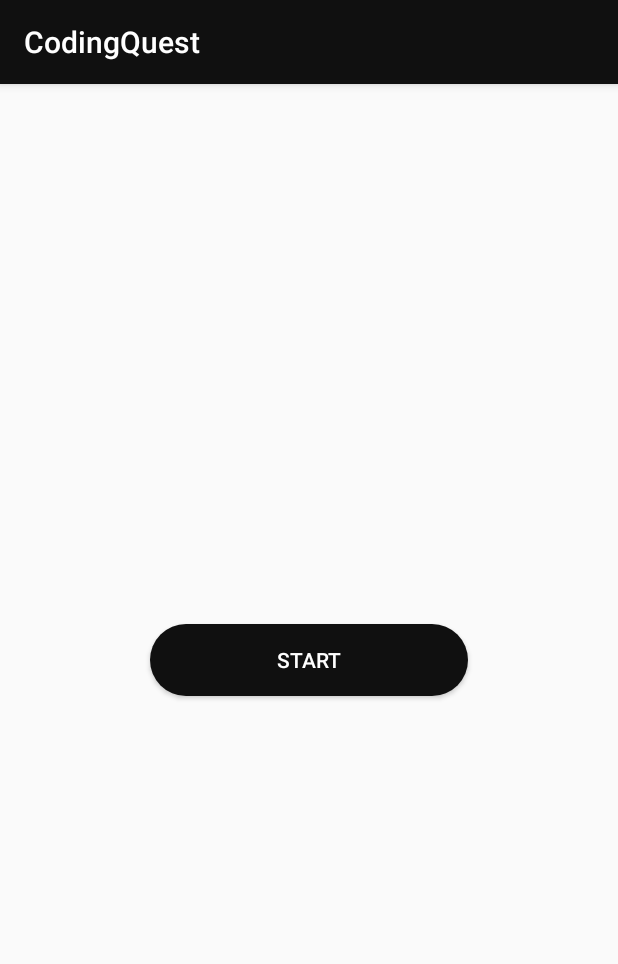
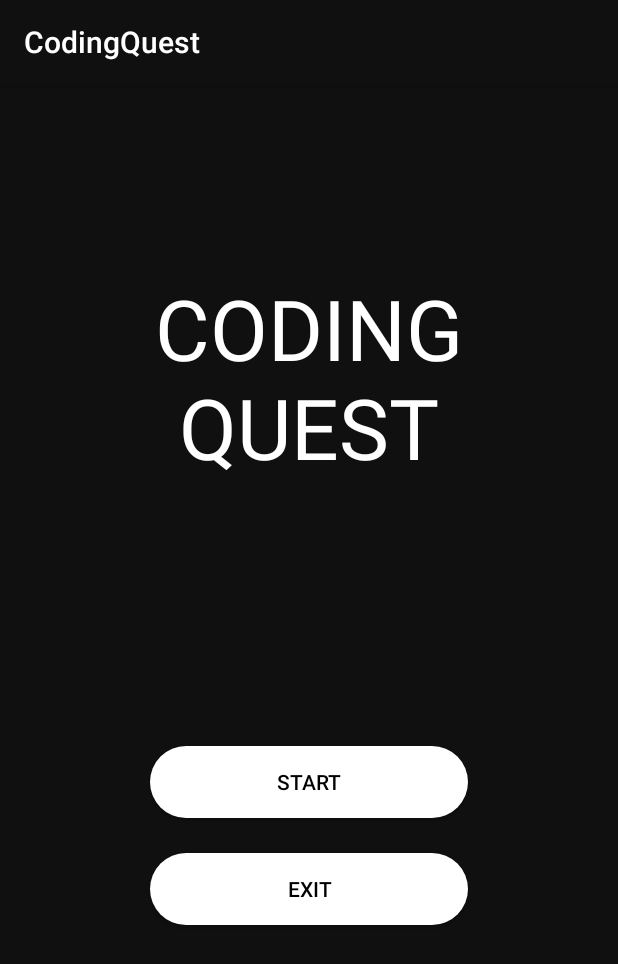
Before and after one commit to LinqCod/coding-quest, an Android app: the screen it shows after launch (MainActivity), on a phone screen of 412 x 824 dp. Shown: the top 964 px of the screen. Run offline under Robolectric (Android 15) with nearby library versions, the light colour scheme and no system bars.

Commit message:
final-version-beta-0.1

```diff
--- a/app/src/main/java/com/linqcod/codingquest/MainActivity.java
+++ b/app/src/main/java/com/linqcod/codingquest/MainActivity.java
@@ -15,6 +15,7 @@ public class MainActivity extends AppCompatActivity {
         setContentView(R.layout.activity_main);
 
         Button startBtn = findViewById(R.id.startBtn);
+        Button exitBtn = findViewById(R.id.exitBtn);
 
         startBtn.setOnClickListener(new View.OnClickListener() {
             @Override
@@ -23,5 +24,12 @@ public class MainActivity extends AppCompatActivity {
                 startActivity(intent);
             }
         });
+
+        exitBtn.setOnClickListener(new View.OnClickListener() {
+            @Override
+            public void onClick(View view) {
+                finish();
+            }
+        });
     }
 }
--- a/app/src/main/res/layout/activity_main.xml
+++ b/app/src/main/res/layout/activity_main.xml
@@ -4,19 +4,50 @@
     xmlns:tools="http://schemas.android.com/tools"
     android:layout_width="match_parent"
     android:layout_height="match_parent"
-    tools:context=".MainActivity">
+    tools:context=".MainActivity"
+    android:background="@color/colorPrimary">
+
+    <TextView
+        android:id="@+id/textView"
+        android:layout_width="match_parent"
+        android:layout_height="wrap_content"
+        android:layout_marginHorizontal="50dp"
+        android:layout_marginTop="125dp"
+        android:text="CODING QUEST"
+        android:textAlignment="center"
+        android:textColor="@android:color/white"
+        android:textSize="56sp"
+        app:layout_constraintEnd_toEndOf="parent"
+        app:layout_constraintStart_toStartOf="parent"
+        app:layout_constraintTop_toTopOf="parent" />
 
     <Button
         android:id="@+id/startBtn"
         android:layout_width="match_parent"
         android:layout_height="wrap_content"
-        android:layout_margin="100dp"
+        android:layout_marginTop="175dp"
+        android:layout_marginHorizontal="100dp"
         android:background="@drawable/button_background"
+        android:backgroundTint="@android:color/white"
         android:text="Start"
-        android:textColor="@android:color/white"
+        android:textColor="@android:color/black"
+        app:layout_constraintEnd_toEndOf="parent"
+        app:layout_constraintStart_toStartOf="parent"
+        app:layout_constraintTop_toBottomOf="@+id/textView" />
+
+    <Button
+        android:id="@+id/exitBtn"
+        android:layout_width="match_parent"
+        android:layout_height="wrap_content"
+        android:layout_marginHorizontal="100dp"
+        android:background="@drawable/button_background"
+        android:backgroundTint="@android:color/white"
+        android:text="Exit"
+        android:textColor="@android:color/black"
+        app:layout_constraintVertical_bias="0.1"
         app:layout_constraintBottom_toBottomOf="parent"
         app:layout_constraintEnd_toEndOf="parent"
         app:layout_constraintStart_toStartOf="parent"
-        app:layout_constraintTop_toTopOf="parent" />
+        app:layout_constraintTop_toBottomOf="@+id/startBtn" />
 
 </androidx.constraintlayout.widget.ConstraintLayout>
```
